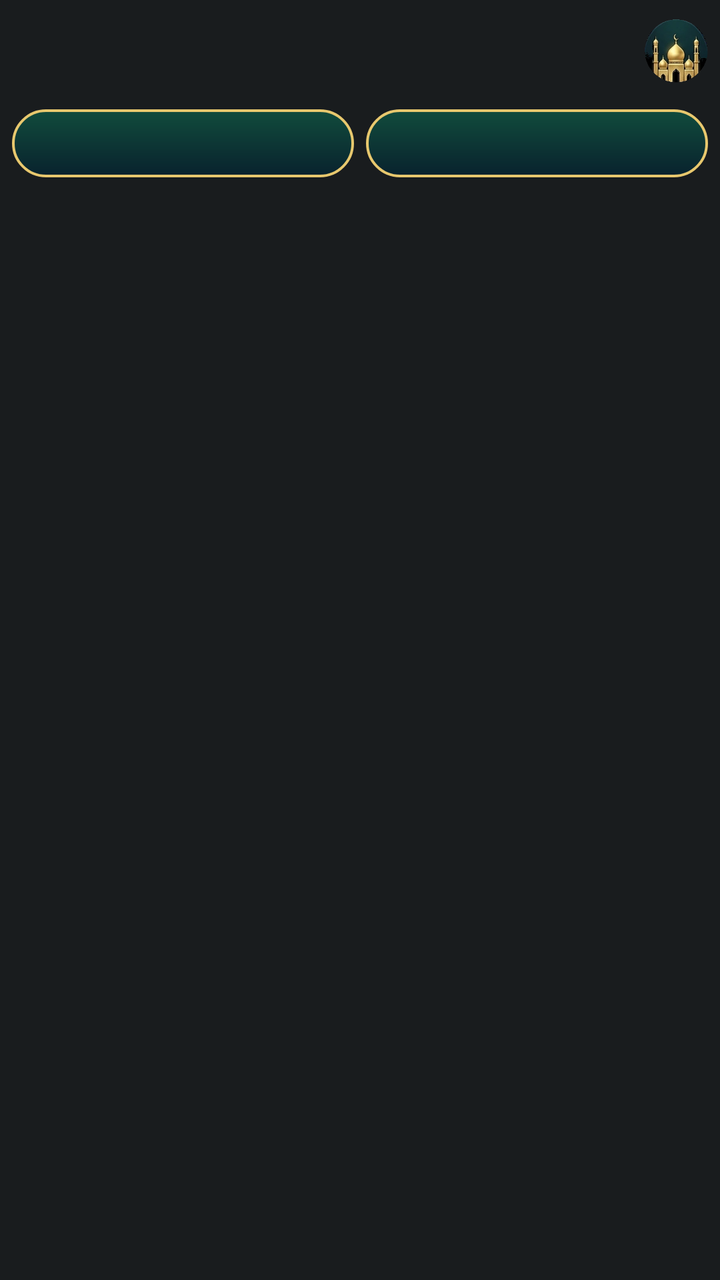
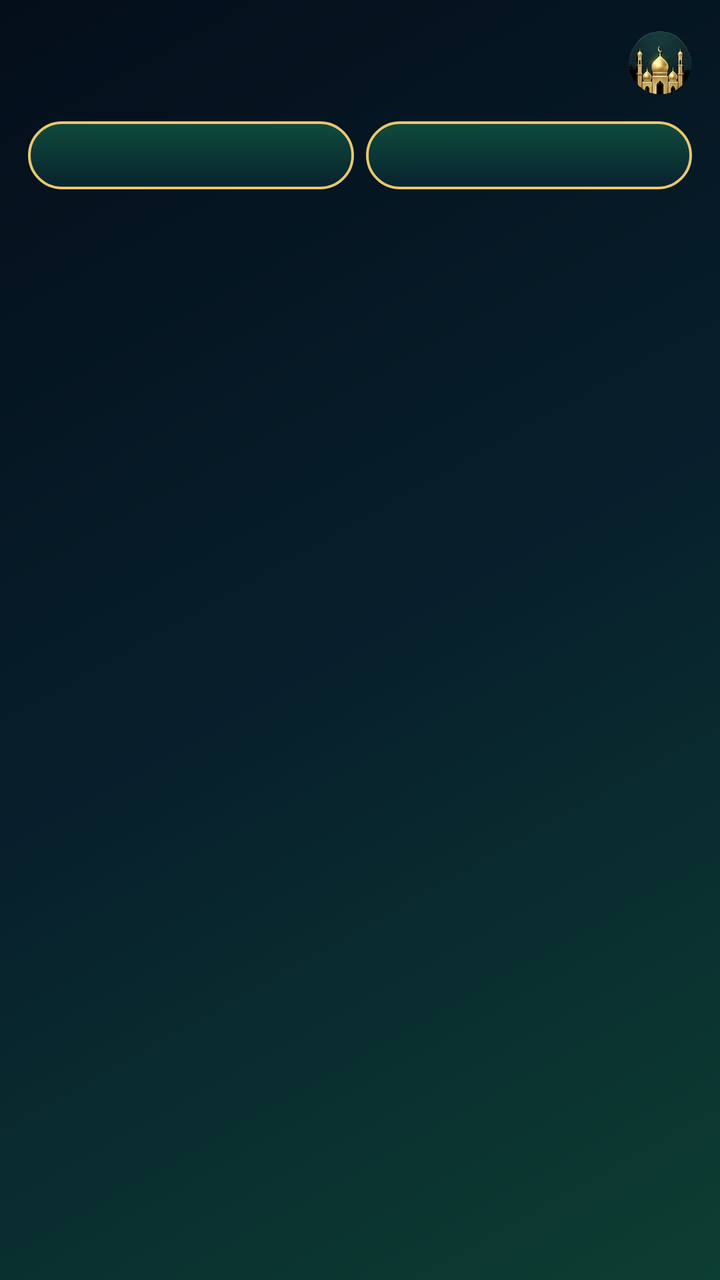

Before-and-after screenshots of an Android layout around one commit, followed by the original layout XML and the change that was made.
<!-- AndroidManifest.xml: application theme android:Theme.DeviceDefault.NoActionBar -->
<!-- res/layout/notif_sakina_lifecycle_stage.xml -->
<?xml version="1.0" encoding="utf-8"?>
<FrameLayout xmlns:android="http://schemas.android.com/apk/res/android"
    android:layout_width="match_parent"
    android:layout_height="wrap_content"
    android:background="@android:color/transparent"
    android:layoutDirection="rtl">

    <ImageView
        android:id="@+id/iv_stage_backdrop"
        android:layout_width="1dp"
        android:layout_height="1dp"
        android:visibility="gone"
        android:contentDescription="@null" />

    <LinearLayout
        android:layout_width="match_parent"
        android:layout_height="wrap_content"
        android:orientation="vertical"
        android:paddingStart="6dp"
        android:paddingEnd="6dp"
        android:paddingTop="6dp"
        android:paddingBottom="6dp">

        <LinearLayout
            android:layout_width="match_parent"
            android:layout_height="wrap_content"
            android:gravity="center_vertical"
            android:orientation="horizontal">

            <ImageView
                android:layout_width="32dp"
                android:layout_height="32dp"
                android:layout_marginEnd="8dp"
                android:scaleType="centerCrop"
                android:src="@drawable/ic_3d_mosque"
                android:contentDescription="@null" />

            <LinearLayout
                android:layout_width="0dp"
                android:layout_height="wrap_content"
                android:layout_weight="1"
                android:orientation="vertical">

                <TextView
                    android:id="@+id/tv_stage_title"
                    android:layout_width="match_parent"
                    android:layout_height="wrap_content"
                    android:textColor="#FFF2DAA4"
                    android:textSize="15.5sp"
                    android:textStyle="bold" />

                <TextView
                    android:id="@+id/tv_stage_subtitle"
                    android:layout_width="match_parent"
                    android:layout_height="wrap_content"
                    android:layout_marginTop="2dp"
                    android:textColor="#DDFAF6EC"
                    android:textSize="11.5sp" />
            </LinearLayout>
        </LinearLayout>

        <TextView
            android:id="@+id/tv_stage_parchment_dhikr"
            android:layout_width="match_parent"
            android:layout_height="wrap_content"
            android:layout_marginTop="8dp"
            android:background="@drawable/bg_notif_gold_pill"
            android:gravity="center"
            android:paddingStart="12dp"
            android:paddingEnd="12dp"
            android:paddingTop="7dp"
            android:paddingBottom="7dp"
            android:textColor="#FFF2DAA4"
            android:textSize="12sp"
            android:textStyle="bold"
            android:visibility="gone" />

        <LinearLayout
            android:layout_width="match_parent"
            android:layout_height="wrap_content"
            android:layout_marginTop="10dp"
            android:orientation="horizontal">

            <TextView
                android:id="@+id/btn_stage_primary"
                android:layout_width="0dp"
                android:layout_height="34dp"
                android:layout_weight="1"
                android:layout_marginEnd="6dp"
                android:background="@drawable/bg_notif_gold_pill"
                android:gravity="center"
                android:textColor="#FFF2DAA4"
                android:textSize="12sp"
                android:textStyle="bold" />

            <TextView
                android:id="@+id/btn_stage_secondary"
                android:layout_width="0dp"
                android:layout_height="34dp"
                android:layout_weight="1"
                android:background="@drawable/bg_notif_gold_pill"
                android:gravity="center"
                android:textColor="#FFF2DAA4"
                android:textSize="12sp"
                android:textStyle="bold" />

            <TextView
                android:id="@+id/btn_stage_tertiary"
                android:layout_width="0dp"
                android:layout_height="34dp"
                android:layout_weight="1"
                android:layout_marginStart="6dp"
                android:background="@drawable/bg_notif_gold_pill"
                android:gravity="center"
                android:textColor="#FFF2DAA4"
                android:textSize="12sp"
                android:textStyle="bold"
                android:visibility="gone" />
        </LinearLayout>
    </LinearLayout>
</FrameLayout>
<!-- resources referenced by this layout -->
<resources>
  <!-- drawable bg_notif_gold_pill (drawable) -->
  <?xml version="1.0" encoding="utf-8"?>
  <shape xmlns:android="http://schemas.android.com/apk/res/android" android:shape="rectangle">
      <gradient
          android:angle="270"
          android:startColor="#F0104E3E"
          android:endColor="#F007222E" />
      <stroke android:width="1.3dp" android:color="#FFE8C86E" />
      <corners android:radius="50dp" />
  </shape>
  <!-- drawable ic_3d_mosque: webp bitmap (drawable, 6246 bytes) -->
</resources>

<!-- the commit's change to res/layout/notif_sakina_lifecycle_stage.xml (unified diff, before → after) -->
@@ -2,24 +2,25 @@
 <FrameLayout xmlns:android="http://schemas.android.com/apk/res/android"
     android:layout_width="match_parent"
     android:layout_height="wrap_content"
-    android:background="@android:color/transparent"
+    android:background="@drawable/bg_notif_glass_card"
     android:layoutDirection="rtl">
 
     <ImageView
         android:id="@+id/iv_stage_backdrop"
-        android:layout_width="1dp"
-        android:layout_height="1dp"
-        android:visibility="gone"
+        android:layout_width="match_parent"
+        android:layout_height="176dp"
+        android:alpha="0.46"
+        android:scaleType="centerCrop"
         android:contentDescription="@null" />
 
     <LinearLayout
         android:layout_width="match_parent"
         android:layout_height="wrap_content"
         android:orientation="vertical"
-        android:paddingStart="6dp"
-        android:paddingEnd="6dp"
-        android:paddingTop="6dp"
-        android:paddingBottom="6dp">
+        android:paddingStart="14dp"
+        android:paddingEnd="14dp"
+        android:paddingTop="12dp"
+        android:paddingBottom="12dp">
 
         <LinearLayout
             android:layout_width="match_parent"
@@ -54,7 +55,7 @@
                     android:layout_width="match_parent"
                     android:layout_height="wrap_content"
                     android:layout_marginTop="2dp"
-                    android:textColor="#DDFAF6EC"
+                    android:textColor="#EEFAF6EC"
                     android:textSize="11.5sp" />
             </LinearLayout>
         </LinearLayout>
<!-- resource entries referenced after the edit -->
@@ -1,5 +1,14 @@
 <!-- resources referenced by this layout -->
 <resources>
+  <!-- drawable bg_notif_glass_card (drawable) -->
+  <?xml version="1.0" encoding="utf-8"?>
+  <shape xmlns:android="http://schemas.android.com/apk/res/android" android:shape="rectangle">
+      <gradient
+          android:angle="135"
+          android:startColor="#FF0D3E32"
+          android:centerColor="#FF071F2C"
+          android:endColor="#FF040E1A" />
+  </shape>
   <!-- drawable bg_notif_gold_pill (drawable) -->
   <?xml version="1.0" encoding="utf-8"?>
   <shape xmlns:android="http://schemas.android.com/apk/res/android" android:shape="rectangle">
